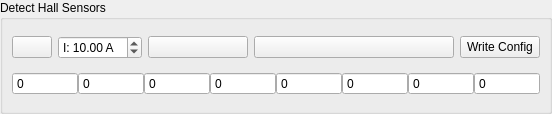
The window that widgets/detectfochall.ui (vitalii-bokhin/vesc_tool) describes before a commit, drawn with Qt 5.
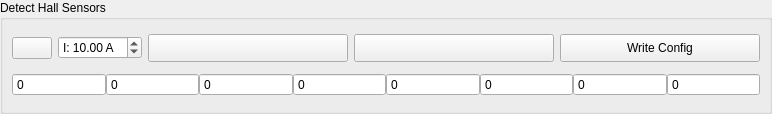
The same window after the commit. Icons and pictures are not drawn.

```diff
--- a/widgets/detectfochall.ui
+++ b/widgets/detectfochall.ui
@@ -79,8 +79,14 @@
           </property>
           <property name="minimumSize">
             <size>
-              <width>100</width>
-              <height>0</height>
+                        <width>200</width>
+                        <height>28</height>
+                      </size>
+                    </property>
+                    <property name="maximumSize">
+                      <size>
+                        <width>200</width>
+                        <height>28</height>
             </size>
           </property>
           <property name="toolTip">
@@ -102,7 +108,13 @@
           <property name="minimumSize">
             <size>
               <width>200</width>
-              <height>0</height>
+                        <height>28</height>
+                      </size>
+                    </property>
+                    <property name="maximumSize">
+                      <size>
+                        <width>200</width>
+                        <height>28</height>
             </size>
           </property>
           <property name="toolTip">
@@ -122,11 +134,23 @@
         <item>
          <widget class="QPushButton" name="writeConfigButton">
           <property name="sizePolicy">
-           <sizepolicy hsizetype="Minimum" vsizetype="Fixed">
+                      <sizepolicy hsizetype="Fixed" vsizetype="Fixed">
             <horstretch>0</horstretch>
             <verstretch>0</verstretch>
            </sizepolicy>
           </property>
+                    <property name="minimumSize">
+                      <size>
+                        <width>200</width>
+                        <height>28</height>
+                      </size>
+                    </property>
+                    <property name="maximumSize">
+                      <size>
+                        <width>200</width>
+                        <height>28</height>
+                      </size>
+                    </property>
           <property name="text">
            <string>Write Config</string>
           </property>
```
Lines whose indentation alone changed are shown as unchanged.
